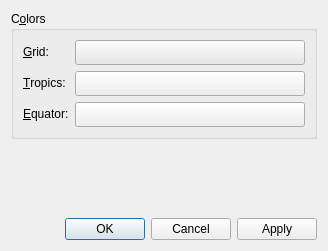
Above: src/plugins/render/graticule/GraticuleConfigWidget.ui from KDE/marble before the change. Below: the same form after it.
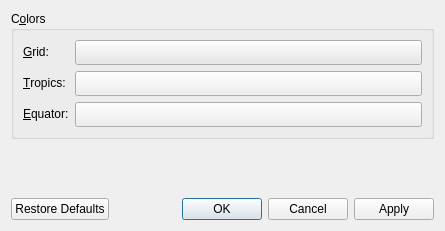
That is the form after the change.

Commit message: Changes: Restore default settings for Marble Plugins http://reviewboard.kde.org/r/6295/ by Daniel Marth

The edit to the form file:
```diff
--- a/src/plugins/render/graticule/GraticuleConfigWidget.ui
+++ b/src/plugins/render/graticule/GraticuleConfigWidget.ui
@@ -6,8 +6,8 @@
    <rect>
     <x>0</x>
     <y>0</y>
-    <width>328</width>
-    <height>251</height>
+    <width>445</width>
+    <height>231</height>
    </rect>
   </property>
   <property name="windowTitle">
@@ -1402,7 +1402,7 @@
       <enum>Qt::Horizontal</enum>
      </property>
      <property name="standardButtons">
-      <set>QDialogButtonBox::Apply|QDialogButtonBox::Cancel|QDialogButtonBox::Ok</set>
+      <set>QDialogButtonBox::Apply|QDialogButtonBox::Cancel|QDialogButtonBox::Ok|QDialogButtonBox::RestoreDefaults</set>
      </property>
      <property name="centerButtons">
       <bool>false</bool>
```
The commit also changes 10 other files.
